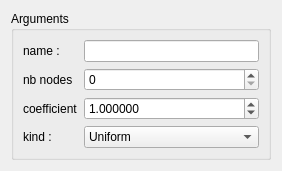
The window that src/HEXABLOCKGUI/Law_QTD.ui (SalomePlatform/hexablock) describes before a commit, drawn with Qt 5.
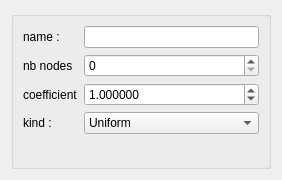
The same window after the commit.

```diff
--- a/src/HEXABLOCKGUI/Law_QTD.ui
+++ b/src/HEXABLOCKGUI/Law_QTD.ui
@@ -7,7 +7,7 @@
     <x>0</x>
     <y>0</y>
     <width>282</width>
-    <height>168</height>
+    <height>180</height>
    </rect>
   </property>
   <property name="sizePolicy">
@@ -35,7 +35,7 @@
       </size>
      </property>
      <property name="title">
-      <string>Arguments</string>
+      <string/>
      </property>
      <layout class="QFormLayout" name="formLayout">
       <item row="0" column="0">
```
